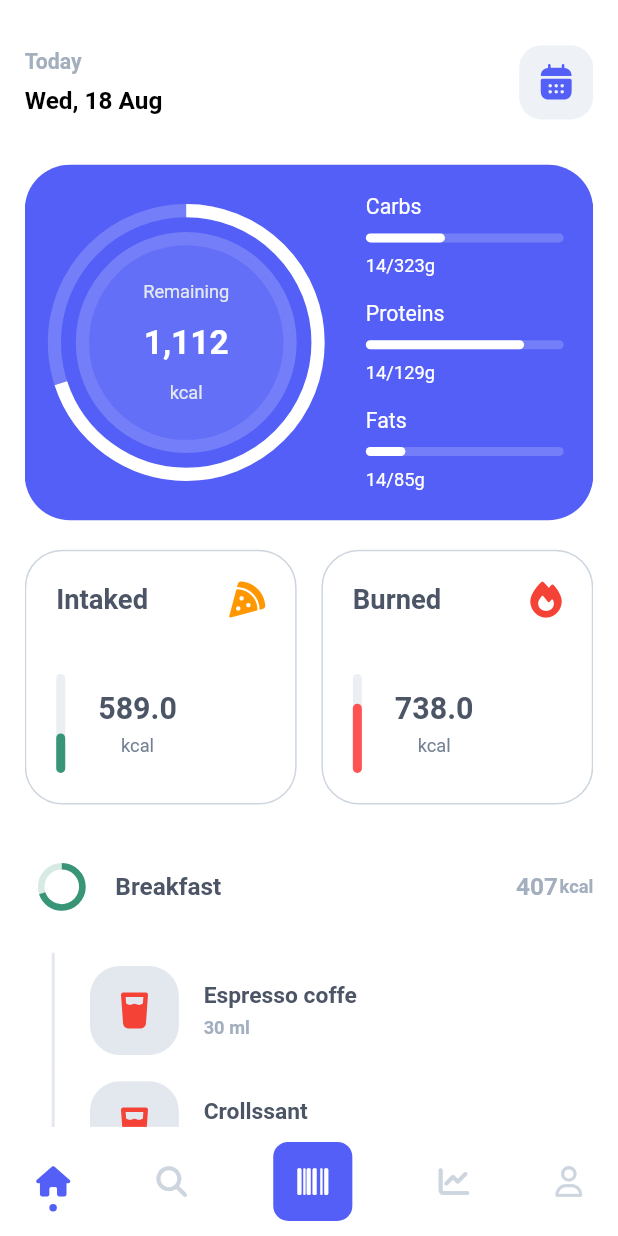
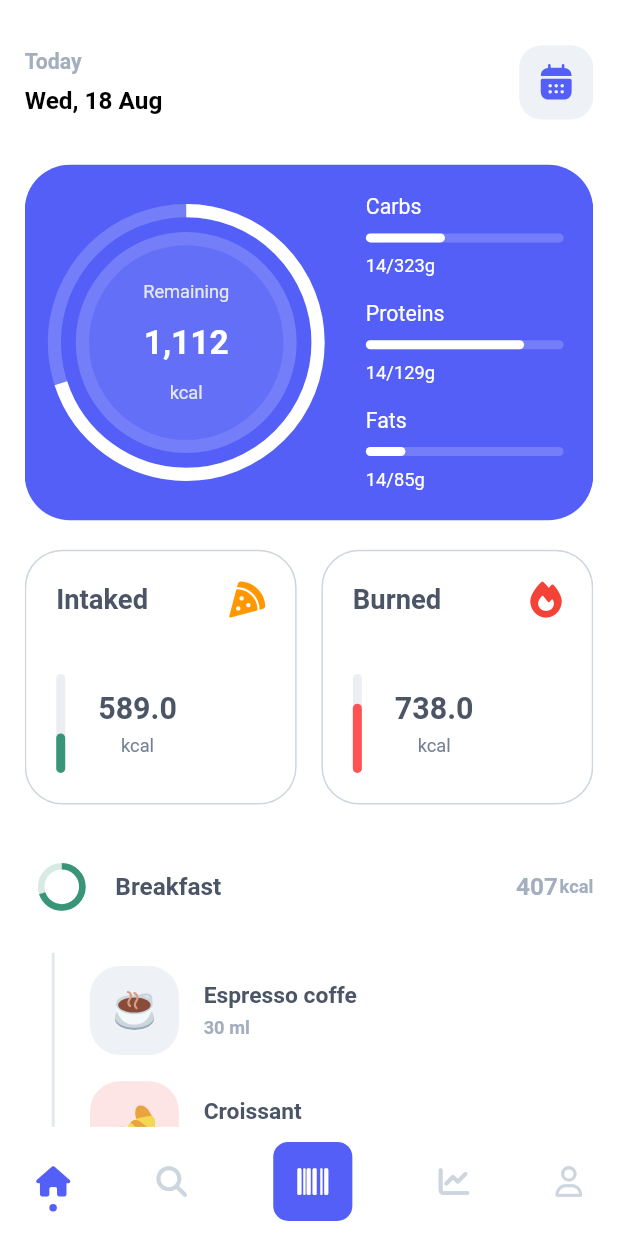
Before and after one commit to mahdinazmi/Flutter-Nutrition-UI, a Flutter app: the screen it shows after launch, on a phone screen of 412 x 824 dp. Run offline on Flutter 3.47's test engine with Material 2 defaults, Android fonts, the phone set to English and light mode, and no system bars; drawn by our look-alikes of dot_navigation_bar, percent_indicator; our stand-ins replace flutter_screenutil, flutter_svg, font_awesome_flutter.

Commit message:
Add Foods Icon

```diff
--- a/lib/model/food-consumed.dart
+++ b/lib/model/food-consumed.dart
@@ -1,8 +1,8 @@
-import 'package:font_awesome_flutter/font_awesome_flutter.dart';
-
+import 'package:flutter/material.dart';
 class FoodConsumed {
   final String ? foodName;
   final String ? consumedAmount;
-  final FaIcon ? icon;
-  FoodConsumed({this.foodName, this.consumedAmount, this.icon});
+  final Widget ? icon;
+  final Color ? boxColor;
+  FoodConsumed({this.foodName, this.consumedAmount, this.icon, this.boxColor});
 }
--- a/lib/screen/home/home-body.dart
+++ b/lib/screen/home/home-body.dart
@@ -1,8 +1,5 @@
 import 'package:flutter/material.dart';
 import 'package:flutter_screenutil/flutter_screenutil.dart';
-import 'package:flutter_svg/flutter_svg.dart';
-import 'package:nutrition/config/config.dart';
-
 import 'widget/appbar.dart';
 import 'widget/daily-calorie-statistics.dart';
 import 'widget/daily-summary.dart';
@@ -10,7 +7,7 @@ import 'widget/meal-consumed.dart';
 
 class HomeBody extends StatelessWidget {
 
-  HomeBody({
+  const HomeBody({
     Key ? key
   }): super(key: key);
 
--- a/lib/screen/home/widget/meal-consumed.dart
+++ b/lib/screen/home/widget/meal-consumed.dart
@@ -1,5 +1,6 @@
 import 'package:flutter/material.dart';
 import 'package:flutter_screenutil/flutter_screenutil.dart';
+import 'package:flutter_svg/flutter_svg.dart';
 import 'package:font_awesome_flutter/font_awesome_flutter.dart';
 import 'package:nutrition/config/config.dart';
 import 'package:nutrition/model/model.dart';
@@ -108,7 +109,7 @@ class _MealConsumedState extends State < MealConsumed > {
                           height: 54. w,
                           width: 54. w,
                           decoration: BoxDecoration(
-                            color: AppColors.colorTint300,
+                            color: consumedFoods[index].boxColor,
                             borderRadius: BorderRadius.circular(20)
                           ),
                           child: Center(
@@ -157,20 +158,24 @@ class _MealConsumedState extends State < MealConsumed > {
       FoodConsumed(
         foodName: 'Espresso coffe',
         consumedAmount: '30 ml',
-        icon: FaIcon(
-          FontAwesomeIcons.glassWater,
-          color: Colors.red,
+        boxColor: AppColors.colorTint200,
+        icon: SvgPicture.asset(
+          'assets/icons/tea.svg',
+          width: 25. w,
+          height: 25. w
         ),
       )
     );
 
     consumedFoods.add(
       FoodConsumed(
-        foodName: 'Crollssant',
+        foodName: 'Croissant',
         consumedAmount: '100 ml',
-        icon: FaIcon(
-          FontAwesomeIcons.glassWater,
-          color: Colors.red,
+         boxColor: AppColors.colorErrorLight,
+        icon:SvgPicture.asset(
+          'assets/icons/croissant.svg',
+          width: 25. w,
+          height: 25. w
         ),
       )
     );
--- a/lib/screen/nav/nav.dart
+++ b/lib/screen/nav/nav.dart
@@ -26,7 +26,7 @@ class _NavState extends State < Nav > {
       _currentIndex = index;
     });
   }
-  final pages = [const HomeScreen(), Container(), Container(), Container(), Container()];
+  final pages = [HomeScreen(), Container(), Container(), Container(), Container()];
 
   @override
   Widget build(BuildContext context) {
--- a/pubspec.yaml
+++ b/pubspec.yaml
@@ -23,6 +23,7 @@ dependencies:
   flutter_screenutil: ^5.0.1
   #icon
   font_awesome_flutter: 10.1.0
+  # bottom navigation bar
   dot_navigation_bar: ^1.0.1+4
 
 dev_dependencies:
```
Also changed, not shown: assets/icons/chicken.svg (added), assets/icons/croissant.svg (added), assets/icons/pasta.svg (added), assets/icons/salad.svg (added), assets/icons/tea.svg (added).
